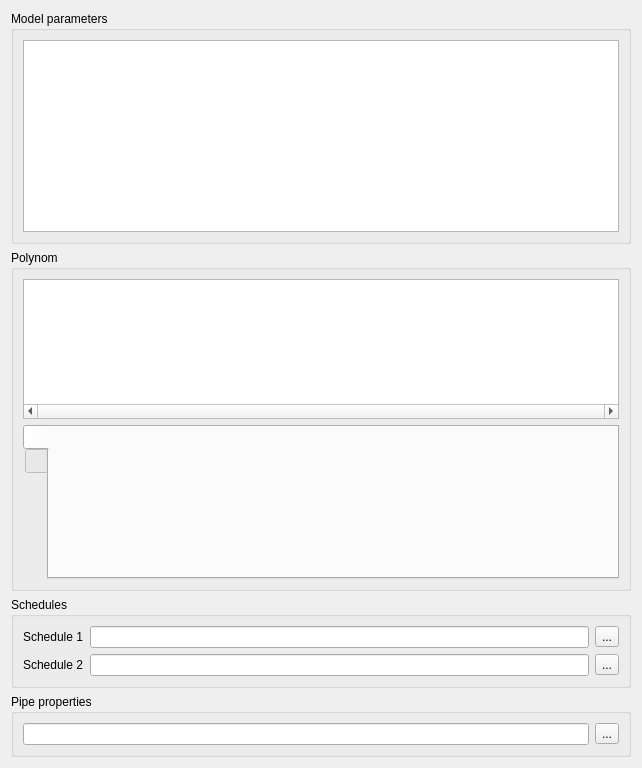
Old version of the form SIM-VICUS/src/SVNetworkComponentEditWidget.ui in the repository Brockaaa/SIM-VICUS.
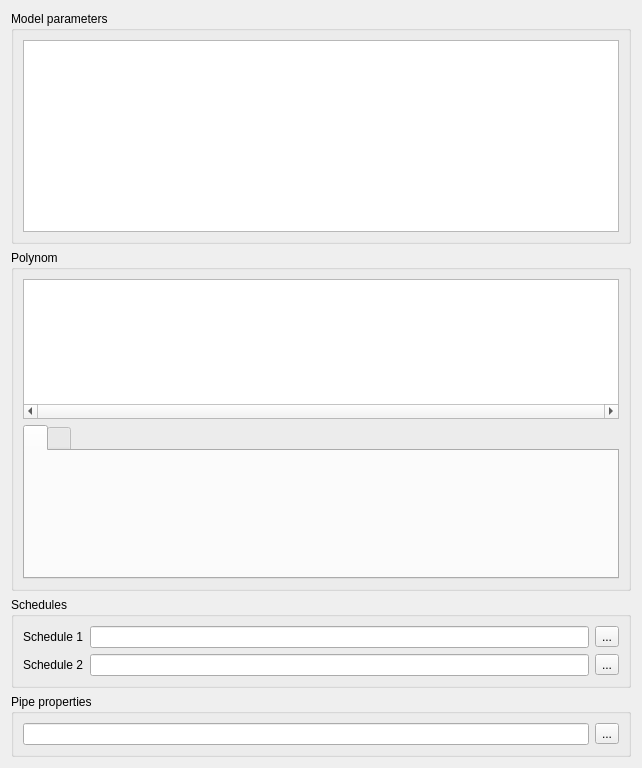
New version of the form. Custom widgets are drawn as their Qt base class.

What changed in the file:
```diff
--- a/SIM-VICUS/src/SVNetworkComponentEditWidget.ui
+++ b/SIM-VICUS/src/SVNetworkComponentEditWidget.ui
@@ -94,7 +94,7 @@
       <item>
        <widget class="QTabWidget" name="tabWidgetPlots">
         <property name="tabPosition">
-         <enum>QTabWidget::West</enum>
+         <enum>QTabWidget::North</enum>
         </property>
         <property name="currentIndex">
          <number>0</number>
```
